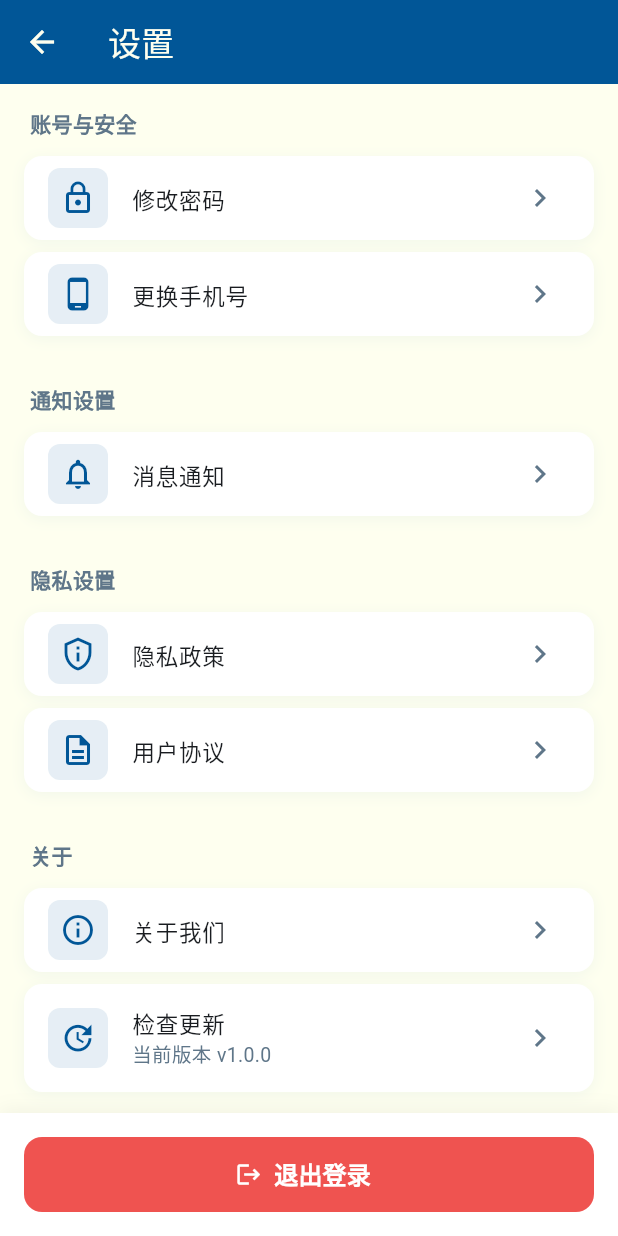
After one commit to sanmiaocox/flutter_front, a Flutter app: the SettingsPage screen opened directly, on a phone screen of 412 x 824 dp. The commit adds this screen. Run offline on Flutter 3.47's test engine with Material 3 defaults, Android fonts, the phone set to English and light mode, and no system bars; our stand-ins replace image_picker; accounts and stored records are empty.

Commit message:
feat: 优化个人中心功能，新增设置页面及用户识别码显示
- 创建设置页面，包含账号与安全、通知设置、隐私设置和关于模块
- 修改设置按钮行为，点击后跳转至设置页面
- 显示4位数字用户识别码，替代手机号
- 删除VIP相关功能，更新用户模型以支持用户识别码
- 完善用户体验，确保设置功能清晰易用

```diff
--- a/lib/models/user.dart
+++ b/lib/models/user.dart
@@ -1,6 +1,7 @@
 /// 用户信息模型
 class User {
   final int id;
+  final String userCode;  // 4位数字用户识别码
   final String username;
   final String phone;
   final String? avatar;
@@ -8,6 +9,7 @@ class User {
 
   User({
     required this.id,
+    required this.userCode,
     required this.username,
     required this.phone,
     this.avatar,
@@ -17,6 +19,7 @@ class User {
   factory User.fromJson(Map<String, dynamic> json) {
     return User(
       id: json['id'] as int,
+      userCode: json['userCode'] as String? ?? json['user_code'] as String? ?? '',
       username: json['username'] as String,
       phone: json['phone'] as String,
       avatar: json['avatar'] as String?,
@@ -27,6 +30,7 @@ class User {
   Map<String, dynamic> toJson() {
     return {
       'id': id,
+      'userCode': userCode,
       'username': username,
       'phone': phone,
       'avatar': avatar,
--- /dev/null
+++ b/lib/pages/profile/settings_page.dart
@@ -0,0 +1,255 @@
+import 'package:flutter/material.dart';
+import '../../app_theme.dart';
+import '../../services/api_service.dart';
+
+/// 设置页面
+class SettingsPage extends StatelessWidget {
+  const SettingsPage({super.key});
+
+  @override
+  Widget build(BuildContext context) {
+    return Scaffold(
+      backgroundColor: AppTheme.lycheeWhite,
+      appBar: AppBar(
+        backgroundColor: AppTheme.capriBlue,
+        foregroundColor: AppTheme.lycheeWhite,
+        title: const Text('设置'),
+        elevation: 0,
+      ),
+      body: Column(
+        children: [
+          Expanded(
+            child: ListView(
+              padding: const EdgeInsets.all(16),
+              children: [
+                // 账号与安全
+                _buildSectionTitle('账号与安全'),
+                _buildSettingItem(
+                  icon: Icons.lock_outline,
+                  title: '修改密码',
+                  onTap: () {
+                    ScaffoldMessenger.of(context).showSnackBar(
+                      const SnackBar(content: Text('修改密码功能开发中...')),
+                    );
+                  },
+                ),
+                _buildSettingItem(
+                  icon: Icons.phone_android,
+                  title: '更换手机号',
+                  onTap: () {
+                    ScaffoldMessenger.of(context).showSnackBar(
+                      const SnackBar(content: Text('更换手机号功能开发中...')),
+                    );
+                  },
+                ),
+
+                const SizedBox(height: 24),
+
+                // 通知设置
+                _buildSectionTitle('通知设置'),
+                _buildSettingItem(
+                  icon: Icons.notifications_outlined,
+                  title: '消息通知',
+                  onTap: () {
+                    ScaffoldMessenger.of(context).showSnackBar(
+                      const SnackBar(content: Text('消息通知设置开发中...')),
+                    );
+                  },
+                ),
+
+                const SizedBox(height: 24),
+
+                // 隐私设置
+                _buildSectionTitle('隐私设置'),
+                _buildSettingItem(
+                  icon: Icons.privacy_tip_outlined,
+                  title: '隐私政策',
+                  onTap: () {
+                    ScaffoldMessenger.of(context).showSnackBar(
+                      const SnackBar(content: Text('隐私政策开发中...')),
+                    );
+                  },
+                ),
+                _buildSettingItem(
+                  icon: Icons.description_outlined,
+                  title: '用户协议',
+                  onTap: () {
+                    ScaffoldMessenger.of(context).showSnackBar(
+                      const SnackBar(content: Text('用户协议开发中...')),
+                    );
+                  },
+                ),
+
+                const SizedBox(height: 24),
+
+                // 关于
+                _buildSectionTitle('关于'),
+                _buildSettingItem(
+                  icon: Icons.info_outline,
+                  title: '关于我们',
+                  onTap: () {
+                    ScaffoldMessenger.of(context).showSnackBar(
+                      const SnackBar(content: Text('关于我们开发中...')),
+                    );
+                  },
+                ),
+                _buildSettingItem(
+                  icon: Icons.update,
+                  title: '检查更新',
+                  subtitle: '当前版本 v1.0.0',
+                  onTap: () {
+                    ScaffoldMessenger.of(context).showSnackBar(
+                      const SnackBar(content: Text('已是最新版本')),
+                    );
+                  },
+                ),
+              ],
+            ),
+          ),
+
+          // 退出登录按钮
+          Container(
+            padding: const EdgeInsets.all(16),
+            decoration: BoxDecoration(
+              color: Colors.white,
+              boxShadow: [
+                BoxShadow(
+                  color: Colors.black.withValues(alpha: 0.05),
+                  blurRadius: 10,
+                  offset: const Offset(0, -2),
+                ),
+              ],
+            ),
+            child: SafeArea(
+              child: SizedBox(
+                width: double.infinity,
+                height: 50,
+                child: FilledButton.icon(
+                  style: FilledButton.styleFrom(
+                    backgroundColor: Colors.red.shade400,
+                    foregroundColor: Colors.white,
+                    shape: RoundedRectangleBorder(
+                      borderRadius: BorderRadius.circular(12),
+                    ),
+                  ),
+                  onPressed: () => _showLogoutDialog(context),
+                  icon: const Icon(Icons.logout),
+                  label: const Text(
+                    '退出登录',
+                    style: TextStyle(
+                      fontSize: 16,
+                      fontWeight: FontWeight.w600,
+                    ),
+                  ),
+                ),
+              ),
+            ),
+          ),
+        ],
+      ),
+    );
+  }
+
+  Widget _buildSectionTitle(String title) {
+    return Padding(
+      padding: const EdgeInsets.only(bottom: 12, left: 4),
+      child: Text(
+        title,
+        style: TextStyle(
+          fontSize: 14,
+          fontWeight: FontWeight.w600,
+          color: AppTheme.mutedForeground,
+        ),
+      ),
+    );
+  }
+
+  Widget _buildSettingItem({
+    required IconData icon,
+    required String title,
+    String? subtitle,
+    required VoidCallback onTap,
+  }) {
+    return Container(
+      margin: const EdgeInsets.only(bottom: 8),
+      decoration: BoxDecoration(
+        color: Colors.white,
+        borderRadius: BorderRadius.circular(12),
+        boxShadow: [
+          BoxShadow(
+            color: AppTheme.capriBlue.withValues(alpha: 0.05),
+            blurRadius: 8,
+            offset: const Offset(0, 2),
+          ),
+        ],
+      ),
+      child: ListTile(
+        leading: Container(
+          padding: const EdgeInsets.all(8),
+          decoration: BoxDecoration(
+            color: AppTheme.capriBlue.withValues(alpha: 0.1),
+            borderRadius: BorderRadius.circular(8),
+          ),
+          child: Icon(
+            icon,
+            color: AppTheme.capriBlue,
+            size: 24,
+          ),
+        ),
+        title: Text(
+          title,
+          style: const TextStyle(
+            fontSize: 15,
+            fontWeight: FontWeight.w500,
+          ),
+        ),
+        subtitle: subtitle != null
+            ? Text(
+                subtitle,
+                style: TextStyle(
+                  fontSize: 13,
+                  color: AppTheme.mutedForeground,
+                ),
+              )
+            : null,
+        trailing: Icon(
+          Icons.chevron_right,
+          color: AppTheme.mutedForeground,
+        ),
+        onTap: onTap,
+        shape: RoundedRectangleBorder(
+          borderRadius: BorderRadius.circular(12),
+        ),
+      ),
+    );
+  }
+
+  void _showLogoutDialog(BuildContext context) {
+    showDialog(
+      context: context,
+      builder: (context) => AlertDialog(
+        title: const Text('退出登录'),
+        content: const Text('确定要退出登录吗？'),
+        actions: [
+          TextButton(
+            onPressed: () => Navigator.of(context).pop(),
+            child: const Text('取消'),
+          ),
+          FilledButton(
+            style: FilledButton.styleFrom(
+              backgroundColor: Colors.red,
+            ),
+            onPressed: () async {
+              await ApiService.logout();
+              if (!context.mounted) return;
+              Navigator.of(context).pop(); // 关闭对话框
+              Navigator.of(context).pop(); // 返回个人中心
+              Navigator.of(context).pushReplacementNamed('/login');
+            },
+            child: const Text('确定'),
+          ),
+        ],
+      ),
+    );
+  }
+}
```
Also changed, not shown: lib/pages/profile/profile_page.dart (+10 -75 lines), 14 other files.
